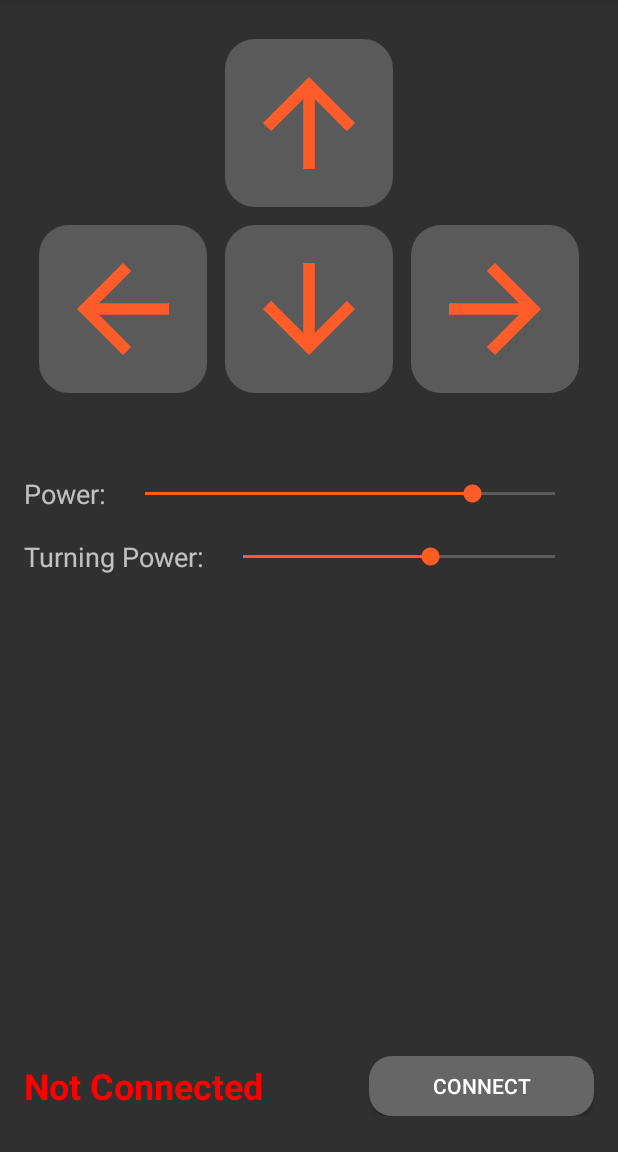
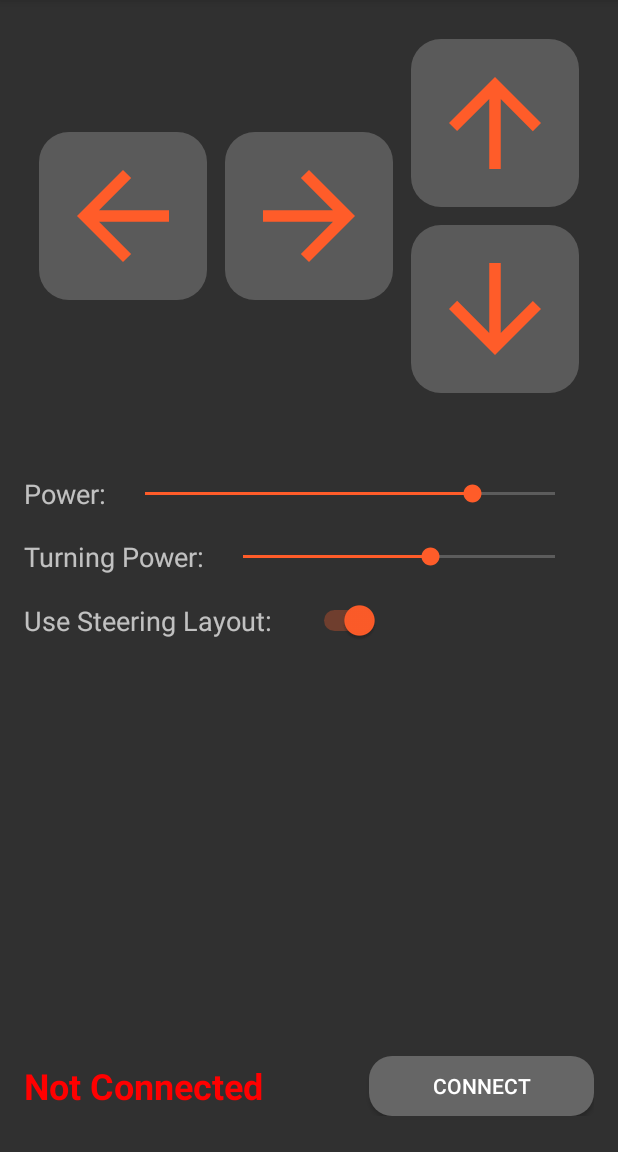
Before and after one commit to Electric1447/NXT-Remote-Controller, an Android app: the screen it shows after launch (MainActivity), in the options menu, after a tap on "Button controls (4 Wheels)", on a phone screen of 412 x 824 dp, the part 84-1236 px from its top. Run offline under Robolectric (Android 15) with nearby library versions, the phone set to English and light mode, and no system bars.

Commit message:
Code cleanup

```diff
--- a/app/src/main/java/eparon/nxtremotecontroller/MainActivity.java
+++ b/app/src/main/java/eparon/nxtremotecontroller/MainActivity.java
@@ -19,8 +19,10 @@ import android.view.MotionEvent;
 import android.view.View;
 import android.view.View.OnTouchListener;
 import android.widget.Button;
+import android.widget.LinearLayout;
 import android.widget.SeekBar;
 import android.widget.SeekBar.OnSeekBarChangeListener;
+import android.widget.Switch;
 import android.widget.TextView;
 import android.widget.Toast;
 
@@ -40,7 +42,8 @@ public class MainActivity extends AppCompatActivity {
     SharedPreferences prefs;
 
     static final int REQUEST_ENABLE_BT = 1, REQUEST_CONNECT_DEVICE = 2, REQUEST_SETTINGS = 3;
-    static final int MODE_BUTTONS = 1, MODE_BUTTONS44WHEEL = 2, MODE_TOUCHPAD = 3, MODE_TANK = 4, MODE_TANK3MOTOR = 5;
+    static final int MODE_BUTTONS = 1, MODE_BUTTONS4WHEEL = 2, MODE_TOUCHPAD = 3, MODE_TANK = 4, MODE_TANK3MOTOR = 5;
+    static final int BUTTONS_MODE_DPAD = 1, BUTTONS_MODE_STEERING = 2;
     static final byte INPUT_FORWARD = 0x18, INPUT_REVERSE = 0x19, INPUT_LEFT = 0x1f, INPUT_RIGHT = 0x20;
 
     BluetoothAdapter mBluetoothAdapter;
@@ -51,6 +54,7 @@ public class MainActivity extends AppCompatActivity {
     String mDeviceAddress = null;
 
     TextView mStateText;
+    Switch mButtonModeSwitch;
     Button mConnectionButton;
     Menu mMenu;
 
@@ -59,7 +63,7 @@ public class MainActivity extends AppCompatActivity {
     Tank3MotorView mTank3MotorView;
 
     int mPower = 80, mTurningPower = 60;
-    int mControlsMode = MODE_BUTTONS;
+    int mControlsMode = MODE_BUTTONS, mButtonControlsMode = BUTTONS_MODE_DPAD;
 
     boolean mReverse = false, mReverseLR = false, mRegulateSpeed = false, mSynchronizeMotors = false, mGamepad = true;
 
@@ -85,6 +89,9 @@ public class MainActivity extends AppCompatActivity {
 
             if (savedInstanceState.containsKey("controls_mode"))
                 mControlsMode = savedInstanceState.getInt("controls_mode");
+
+            if (savedInstanceState.containsKey("button_controls_mode"))
+                mButtonControlsMode = savedInstanceState.getInt("button_controls_mode");
         }
 
         if (!NO_BT) {
@@ -108,6 +115,11 @@ public class MainActivity extends AppCompatActivity {
             setContentView(R.layout.activity_main);
             updateMenu(R.id.menuitem_buttons);
 
+            LinearLayout controlsContainer = findViewById(R.id.controls_container);
+            int layoutResID = ((mButtonControlsMode == 1) ? R.layout.controls_dpad : R.layout.controls_steering);
+            LinearLayout inflatedControls = (LinearLayout)View.inflate(this, layoutResID, null);
+            controlsContainer.addView(inflatedControls);
+
             findViewById(R.id.button_up).setOnTouchListener(new DirectionButtonOnTouchListener(1, 1));
             findViewById(R.id.button_down).setOnTouchListener(new DirectionButtonOnTouchListener(-1, -1));
             findViewById(R.id.button_left).setOnTouchListener(new DirectionButtonOnTouchListener(-0.6, 0.6));
@@ -129,9 +141,14 @@ public class MainActivity extends AppCompatActivity {
                 public void onStopTrackingTouch (SeekBar seekBar) {
                 }
             });
-        } else if (mControlsMode == MODE_BUTTONS44WHEEL) {
+        } else if (mControlsMode == MODE_BUTTONS4WHEEL) {
             setContentView(R.layout.activity_main);
             updateMenu(R.id.menuitem_buttons_4wheel);
+
+            LinearLayout controlsContainer = findViewById(R.id.controls_container);
+            int layoutResID = ((mButtonControlsMode == 1) ? R.layout.controls_dpad : R.layout.controls_steering);
+            LinearLayout inflatedControls = (LinearLayout)View.inflate(this, layoutResID, null);
+            controlsContainer.addView(inflatedControls);
 
             findViewById(R.id.power_4wheel_layout).setVisibility(View.VISIBLE);
 
@@ -195,6 +212,10 @@ public class MainActivity extends AppCompatActivity {
 
         mStateText = findViewById(R.id.state_text);
 
+        mButtonModeSwitch = findViewById(R.id.steering_toggle);
+        if (mControlsMode == MODE_BUTTONS || mControlsMode == MODE_BUTTONS4WHEEL)
+            mButtonModeSwitch.setChecked(mButtonControlsMode == BUTTONS_MODE_STEERING);
+
         mConnectionButton = findViewById(R.id.connection_button);
         mConnectionButton.setOnClickListener(v -> {
             if (mState == NXTTalker.STATE_CONNECTED) {
@@ -209,6 +230,24 @@ public class MainActivity extends AppCompatActivity {
         });
 
         displayState();
+    }
+
+    public void changeSteeringDpad (View view) {
+        if (mState == NXTTalker.STATE_CONNECTING) {
+            Toast.makeText(this, "Please wait.", Toast.LENGTH_SHORT).show();
+            return;
+        }
+
+        if (mButtonModeSwitch == null) {
+            Toast.makeText(this, "An error has occurred.", Toast.LENGTH_LONG).show();
+            return;
+        }
+
+        if (mControlsMode == MODE_BUTTONS || mControlsMode == MODE_BUTTONS4WHEEL) {
+            mButtonModeSwitch.setChecked(!mButtonModeSwitch.isChecked());
+            mButtonControlsMode = mButtonModeSwitch.isChecked() ? BUTTONS_MODE_STEERING : BUTTONS_MODE_DPAD;
+            initializeUI();
+        }
     }
 
     private void displayState () {
@@ -319,7 +358,7 @@ public class MainActivity extends AppCompatActivity {
 
         boolean handled = false;
 
-        if (event.getRepeatCount() <= 10 || (event.getRepeatCount() % 16 == 0))
+        if (event.getRepeatCount() <= 10 || (event.getRepeatCount() % 10 == 0))
             switch (event.getKeyCode()) {
                 case KeyEvent.KEYCODE_BUTTON_A:
                 case KeyEvent.KEYCODE_BUTTON_R2:
@@ -349,7 +388,7 @@ public class MainActivity extends AppCompatActivity {
     }
 
     private void inputHandler (byte input, int action) {
-        boolean dcm = (mControlsMode == MODE_BUTTONS || mControlsMode == MODE_BUTTONS44WHEEL);
+        boolean dcm = (mControlsMode == MODE_BUTTONS || mControlsMode == MODE_BUTTONS4WHEEL);
 
         switch (input) {
             case INPUT_FORWARD:
@@ -371,7 +410,7 @@ public class MainActivity extends AppCompatActivity {
                 }
                 break;
             case INPUT_LEFT:
-                if (mControlsMode == MODE_BUTTONS44WHEEL) {
+                if (mControlsMode == MODE_BUTTONS4WHEEL) {
                     if (action == MotionEvent.ACTION_DOWN) {
                         findViewById(R.id.button_left).setBackgroundTintList(ColorStateList.valueOf(getResources().getColor(R.color.dpad_button_background_pressed)));
                         Dpad4WheelMovement(false, 1);
@@ -390,7 +429,7 @@ public class MainActivity extends AppCompatActivity {
                 }
                 break;
             case INPUT_RIGHT:
-                if (mControlsMode == MODE_BUTTONS44WHEEL) {
+                if (mControlsMode == MODE_BUTTONS4WHEEL) {
                     if (action == MotionEvent.ACTION_DOWN) {
                         findViewById(R.id.button_right).setBackgroundTintList(ColorStateList.valueOf(getResources().getColor(R.color.dpad_button_background_pressed)));
                         Dpad4WheelMovement(false, -1);
@@ -459,6 +498,7 @@ public class MainActivity extends AppCompatActivity {
         outState.putInt("power", mPower);
         outState.putInt("power_turning", mTurningPower);
         outState.putInt("controls_mode", mControlsMode);
+        outState.putInt("button_controls_mode", mButtonControlsMode);
     }
 
     @Override
@@ -486,7 +526,7 @@ public class MainActivity extends AppCompatActivity {
                 initializeUI();
                 break;
             case R.id.menuitem_buttons_4wheel:
-                mControlsMode = MODE_BUTTONS44WHEEL;
+                mControlsMode = MODE_BUTTONS4WHEEL;
                 initializeUI();
                 break;
             case R.id.menuitem_touchpad:
--- a/app/src/main/res/layout-land/activity_main.xml
+++ b/app/src/main/res/layout-land/activity_main.xml
@@ -61,6 +61,34 @@
 
         </LinearLayout>
 
+        <LinearLayout
+            android:layout_width="match_parent"
+            android:layout_height="wrap_content"
+            android:onClick="changeSteeringDpad"
+            android:orientation="horizontal">
+
+            <TextView
+                android:layout_width="wrap_content"
+                android:layout_height="wrap_content"
+                android:paddingLeft="8dp"
+                android:paddingTop="8dp"
+                android:paddingBottom="4dp"
+                android:text="@string/steering_switch"
+                android:textSize="15sp" />
+
+            <Switch
+                android:id="@+id/steering_toggle"
+                android:layout_width="match_parent"
+                android:layout_height="wrap_content"
+                android:layout_gravity="center_vertical|right"
+                android:clickable="false"
+                android:max="100"
+                android:paddingTop="8dp"
+                android:paddingRight="8dp"
+                android:paddingBottom="4dp" />
+
+        </LinearLayout>
+
         <TextView
             android:id="@+id/state_text"
             android:layout_width="match_parent"
@@ -86,66 +114,10 @@
     </LinearLayout>
 
     <LinearLayout
+        android:id="@+id/controls_container"
         android:layout_width="match_parent"
         android:layout_height="match_parent"
         android:layout_weight="1"
-        android:gravity="center">
-
-        <eparon.nxtremotecontroller.View.SquareImageButton
-            android:id="@+id/button_left"
-            android:layout_width="wrap_content"
-            android:layout_height="wrap_content"
-            android:layout_margin="6dp"
-            android:layout_weight="1"
-            android:background="@drawable/rounded_corners"
-            android:backgroundTint="@color/dpad_button_background_idle"
-            android:padding="10dp"
-            android:scaleType="fitCenter"
-            android:src="@drawable/d_arrow_left_48dp" />
-
-        <LinearLayout
-            android:layout_width="wrap_content"
-            android:layout_height="wrap_content"
-            android:layout_weight="1"
-            android:orientation="vertical">
-
-            <eparon.nxtremotecontroller.View.SquareImageButton
-                android:id="@+id/button_up"
-                android:layout_width="wrap_content"
-                android:layout_height="match_parent"
-                android:layout_margin="6dp"
-                android:background="@drawable/rounded_corners"
-                android:backgroundTint="@color/dpad_button_background_idle"
-                android:padding="10dp"
-                android:scaleType="fitCenter"
-                android:src="@drawable/d_arrow_up_48dp" />
-
-            <eparon.nxtremotecontroller.View.SquareImageButton
-                android:id="@+id/button_down"
-                android:layout_width="wrap_content"
-                android:layout_height="match_parent"
-                android:layout_gravity="center_horizontal"
-                android:layout_margin="6dp"
-                android:background="@drawable/rounded_corners"
-                android:backgroundTint="@color/dpad_button_background_idle"
-                android:padding="10dp"
-                android:scaleType="fitCenter"
-                android:src="@drawable/d_arrow_down_48dp" />
-
-        </LinearLayout>
-
-        <eparon.nxtremotecontroller.View.SquareImageButton
-            android:id="@+id/button_right"
-            android:layout_width="wrap_content"
-            android:layout_height="wrap_content"
-            android:layout_margin="6dp"
-            android:layout_weight="1"
-            android:background="@drawable/rounded_corners"
-            android:backgroundTint="@color/dpad_button_background_idle"
-            android:padding="10dp"
-            android:scaleType="fitCenter"
-            android:src="@drawable/d_arrow_right_48dp" />
-
-    </LinearLayout>
+        android:orientation="vertical" />
 
 </LinearLayout>
--- a/app/src/main/res/layout-land/activity_main_tank.xml
+++ b/app/src/main/res/layout-land/activity_main_tank.xml
@@ -1,6 +1,5 @@
 <?xml version="1.0" encoding="utf-8"?>
 <FrameLayout xmlns:android="http://schemas.android.com/apk/res/android"
-    android:id="@+id/FrameLayout01"
     android:layout_width="match_parent"
     android:layout_height="match_parent">
 
--- /dev/null
+++ b/app/src/main/res/layout-land/controls_steering.xml
@@ -0,0 +1,75 @@
+<?xml version="1.0" encoding="utf-8"?>
+<LinearLayout xmlns:android="http://schemas.android.com/apk/res/android"
+    xmlns:tools="http://schemas.android.com/tools"
+    android:layout_width="match_parent"
+    android:layout_height="match_parent"
+    android:gravity="center"
+    tools:ignore="NestedWeights">
+
+    <eparon.nxtremotecontroller.View.SquareImageButton
+        android:id="@+id/button_left"
+        android:layout_width="wrap_content"
+        android:layout_height="wrap_content"
+        android:layout_gravity="center_vertical"
+        android:layout_marginLeft="8dp"
+        android:layout_marginTop="80dp"
+        android:layout_marginRight="8dp"
+        android:layout_marginBottom="80dp"
+        android:layout_weight="1"
+        android:background="@drawable/rounded_corners"
+        android:backgroundTint="@color/dpad_button_background_idle"
+        android:padding="10dp"
+        android:scaleType="fitCenter"
+        android:src="@drawable/d_arrow_left_48dp" />
+
+    <eparon.nxtremotecontroller.View.SquareImageButton
+        android:id="@+id/button_right"
+        android:layout_width="wrap_content"
+        android:layout_height="wrap_content"
+        android:layout_gravity="center_vertical"
+        android:layout_marginLeft="8dp"
+        android:layout_marginTop="80dp"
+        android:layout_marginRight="8dp"
+        android:layout_marginBottom="80dp"
+        android:layout_weight="1"
+        android:background="@drawable/rounded_corners"
+        android:backgroundTint="@color/dpad_button_background_idle"
+        android:padding="10dp"
+        android:scaleType="fitCenter"
+        android:src="@drawable/d_arrow_right_48dp" />
+
+    <LinearLayout
+        android:layout_width="wrap_content"
+        android:layout_height="wrap_content"
+        android:layout_weight="1"
+        android:orientation="vertical">
+
+        <eparon.nxtremotecontroller.View.SquareImageButton
+            android:id="@+id/button_up"
+            android:layout_width="wrap_content"
+            android:layout_height="match_parent"
+            android:layout_gravity="center_horizontal|top"
+            android:layout_margin="6dp"
+            android:layout_weight="1"
+            android:background="@drawable/rounded_corners"
+            android:backgroundTint="@color/dpad_button_background_idle"
+            android:padding="10dp"
+            android:scaleType="fitCenter"
+            android:src="@drawable/d_arrow_up_48dp" />
+
+        <eparon.nxtremotecontroller.View.SquareImageButton
+            android:id="@+id/button_down"
+            android:layout_width="wrap_content"
+            android:layout_height="match_parent"
+            android:layout_gravity="center_horizontal|bottom"
+            android:layout_margin="6dp"
+            android:layout_weight="1"
+            android:background="@drawable/rounded_corners"
+            android:backgroundTint="@color/dpad_button_background_idle"
+            android:padding="10dp"
+            android:scaleType="fitCenter"
+            android:src="@drawable/d_arrow_down_48dp" />
+
+    </LinearLayout>
+
+</LinearLayout>
--- a/app/src/main/res/layout/activity_main.xml
+++ b/app/src/main/res/layout/activity_main.xml
@@ -11,67 +11,11 @@
         android:orientation="vertical">
 
         <LinearLayout
+            android:id="@+id/controls_container"
             android:layout_width="match_parent"
             android:layout_height="wrap_content"
-            android:layout_margin="20dp">
-
-            <eparon.nxtremotecontroller.View.SquareImageButton
-                android:id="@+id/button_left"
-                android:layout_width="wrap_content"
-                android:layout_height="wrap_content"
-                android:layout_gravity="bottom"
-                android:layout_margin="6dp"
-                android:layout_weight="1"
-                android:background="@drawable/rounded_corners"
-                android:backgroundTint="@color/dpad_button_background_idle"
-                android:padding="10dp"
-                android:scaleType="fitCenter"
-                android:src="@drawable/d_arrow_left_48dp" />
-
-            <LinearLayout
-                android:layout_width="wrap_content"
-                android:layout_height="wrap_content"
-                android:layout_weight="1"
-                android:orientation="vertical">
-
-                <eparon.nxtremotecontroller.View.SquareImageButton
-                    android:id="@+id/button_up"
-                    android:layout_width="wrap_content"
-                    android:layout_height="wrap_content"
-                    android:layout_margin="6dp"
-                    android:background="@drawable/rounded_corners"
-                    android:backgroundTint="@color/dpad_button_background_idle"
-                    android:padding="10dp"
-                    android:scaleType="fitCenter"
-                    android:src="@drawable/d_arrow_up_48dp" />
-
-                <eparon.nxtremotecontroller.View.SquareImageButton
-                    android:id="@+id/button_down"
-                    android:layout_width="wrap_content"
-                    android:layout_height="wrap_content"
-                    android:layout_margin="6dp"
-                    android:background="@drawable/rounded_corners"
-                    android:backgroundTint="@color/dpad_button_background_idle"
-                    android:padding="10dp"
-                    android:scaleType="fitCenter"
-                    android:src="@drawable/d_arrow_down_48dp" />
-
-            </LinearLayout>
-
-            <eparon.nxtremotecontroller.View.SquareImageButton
-                android:id="@+id/button_right"
-                android:layout_width="wrap_content"
-                android:layout_height="wrap_content"
-                android:layout_gravity="bottom"
-                android:layout_margin="6dp"
-                android:layout_weight="1"
-                android:background="@drawable/rounded_corners"
-                android:backgroundTint="@color/dpad_button_background_idle"
-                android:padding="10dp"
-                android:scaleType="fitCenter"
-                android:src="@drawable/d_arrow_right_48dp" />
-
-        </LinearLayout>
+            android:layout_margin="20dp"
+            android:orientation="vertical" />
 
         <LinearLayout
             android:layout_width="match_parent"
@@ -129,6 +73,34 @@
 
         </LinearLayout>
 
+        <LinearLayout
+            android:layout_width="match_parent"
+            android:layout_height="wrap_content"
+            android:layout_marginLeft="16dp"
+            android:layout_marginTop="16dp"
+            android:layout_marginRight="16dp"
+            android:onClick="changeSteeringDpad">
+
+            <TextView
+                android:layout_width="wrap_content"
+                android:layout_height="wrap_content"
+                android:layout_gravity="center_vertical"
+                android:text="@string/steering_switch"
+                android:textSize="18sp" />
+
+            <Switch
+                android:id="@+id/steering_toggle"
+                android:layout_width="wrap_content"
+                android:layout_height="wrap_content"
+                android:layout_gravity="center_vertical"
+                android:layout_marginLeft="24dp"
+                android:clickable="false"
+                android:max="100"
+                android:paddingTop="4dp"
+                android:paddingBottom="4dp" />
+
+        </LinearLayout>
+
     </LinearLayout>
 
     <androidx.coordinatorlayout.widget.CoordinatorLayout
--- /dev/null
+++ b/app/src/main/res/layout/controls_steering.xml
@@ -0,0 +1,62 @@
+<?xml version="1.0" encoding="utf-8"?>
+<LinearLayout xmlns:android="http://schemas.android.com/apk/res/android"
+    android:layout_width="match_parent"
+    android:layout_height="wrap_content">
+
+    <eparon.nxtremotecontroller.View.SquareImageButton
+        android:id="@+id/button_left"
+        android:layout_width="wrap_content"
+        android:layout_height="wrap_content"
+        android:layout_gravity="center_vertical"
+        android:layout_margin="6dp"
+        android:layout_weight="1"
+        android:background="@drawable/rounded_corners"
+        android:backgroundTint="@color/dpad_button_background_idle"
+        android:padding="10dp"
+        android:scaleType="fitCenter"
+        android:src="@drawable/d_arrow_left_48dp" />
+
+    <eparon.nxtremotecontroller.View.SquareImageButton
+        android:id="@+id/button_right"
+        android:layout_width="wrap_content"
+        android:layout_height="wrap_content"
+        android:layout_gravity="center_vertical"
+        android:layout_margin="6dp"
+        android:layout_weight="1"
+        android:background="@drawable/rounded_corners"
+        android:backgroundTint="@color/dpad_button_background_idle"
+        android:padding="10dp"
+        android:scaleType="fitCenter"
+        android:src="@drawable/d_arrow_right_48dp" />
+
+    <LinearLayout
+        android:layout_width="wrap_content"
+        android:layout_height="wrap_content"
+        android:layout_weight="1"
+        android:orientation="vertical">
+
+        <eparon.nxtremotecontroller.View.SquareImageButton
+            android:id="@+id/button_up"
+            android:layout_width="wrap_content"
+            android:layout_height="wrap_content"
+            android:layout_margin="6dp"
+            android:background="@drawable/rounded_corners"
+            android:backgroundTint="@color/dpad_button_background_idle"
+            android:padding="10dp"
+            android:scaleType="fitCenter"
+            android:src="@drawable/d_arrow_up_48dp" />
+
+        <eparon.nxtremotecontroller.View.SquareImageButton
+            android:id="@+id/button_down"
+            android:layout_width="wrap_content"
+            android:layout_height="wrap_content"
+            android:layout_margin="6dp"
+            android:background="@drawable/rounded_corners"
+            android:backgroundTint="@color/dpad_button_background_idle"
+            android:padding="10dp"
+            android:scaleType="fitCenter"
+            android:src="@drawable/d_arrow_down_48dp" />
+
+    </LinearLayout>
+
+</LinearLayout>
--- a/app/src/main/res/values/strings.xml
+++ b/app/src/main/res/values/strings.xml
@@ -10,6 +10,8 @@
 
     <string name="power_power">Power:</string>
     <string name="power_4wheel">Turning Power:</string>
+
+    <string name="steering_switch">Use Steering Layout:</string>
 
     <string name="conn_btn_connect">Connect</string>
     <string name="conn_btn_disconnect">Disconnect</string>
```
Also changed, not shown: app/src/main/res/layout-land/controls_dpad.xml (added, +73 -0 lines), app/src/main/res/layout/controls_dpad.xml (added, +62 -0 lines).
